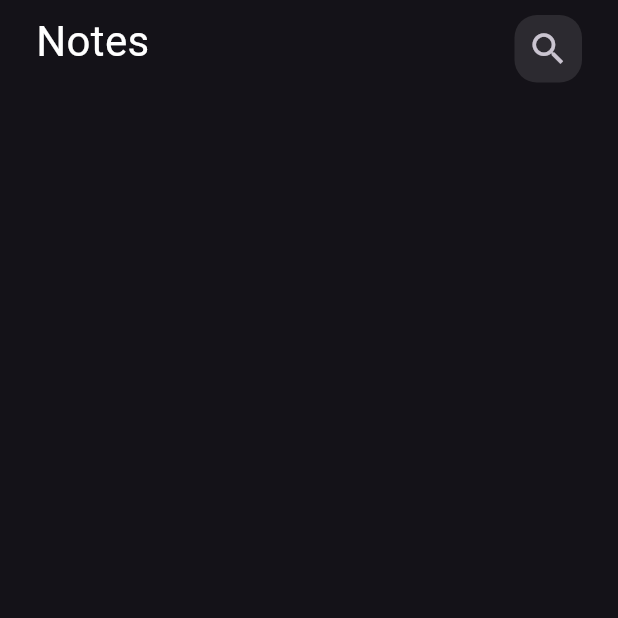
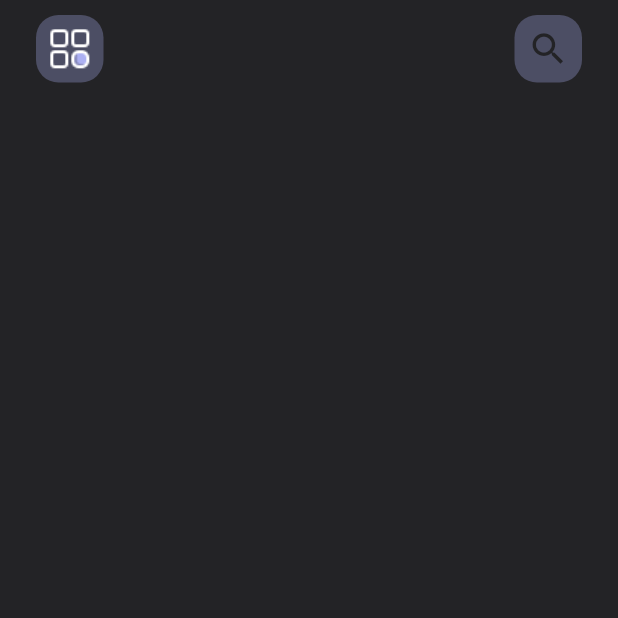
Before and after one commit to AbrarSaud/NotesApp, a Flutter app: the screen it shows after launch, on a phone screen of 412 x 824 dp, the top half of it. Run offline on Flutter 3.47's test engine with Material 3 defaults, Android fonts, the phone set to English and light mode, and no system bars.

Commit message:
Add some modifications 🗒️

```diff
--- /dev/null
+++ b/lib/constants/colors.dart
@@ -0,0 +1,7 @@
+import 'package:flutter/material.dart';
+
+const white = Color(0xFFFFFFFF);
+const blue = Color(0xFF232326);
+const backgroundColor = Color(0xFF232326);
+const black = Colors.black;
+const primary = Color(0xFFacb0f2);
--- a/lib/main.dart
+++ b/lib/main.dart
@@ -10,12 +10,9 @@ class MainApp extends StatelessWidget {
 
   @override
   Widget build(BuildContext context) {
-    return MaterialApp(
+    return const MaterialApp(
       debugShowCheckedModeBanner: false,
-      theme: ThemeData(
-        brightness: Brightness.dark,
-      ),
-      home: const NotesView(),
+      home: NotesView(),
     );
   }
 }
--- a/lib/views/notes_view.dart
+++ b/lib/views/notes_view.dart
@@ -1,4 +1,5 @@
 import 'package:flutter/material.dart';
+import 'package:notes_app/constants/colors.dart';
 import 'package:notes_app/views/widgets/notes_view_body.dart';
 
 class NotesView extends StatelessWidget {
@@ -6,6 +7,8 @@ class NotesView extends StatelessWidget {
 
   @override
   Widget build(BuildContext context) {
-    return const Scaffold(body: SafeArea(child: NotesViewBody()));
+    return const Scaffold(
+      backgroundColor: backgroundColor,
+      body: SafeArea(child: NotesViewBody()));
   }
 }
--- a/lib/views/widgets/custom_app_bar.dart
+++ b/lib/views/widgets/custom_app_bar.dart
@@ -1,4 +1,5 @@
 import 'package:flutter/material.dart';
+import 'package:notes_app/views/widgets/custom_logo.dart';
 import 'package:notes_app/views/widgets/custom_search_icon.dart';
 
 class CustomAppBarr extends StatelessWidget {
@@ -10,15 +11,7 @@ class CustomAppBarr extends StatelessWidget {
       padding: EdgeInsets.symmetric(horizontal: 24),
       child: Row(
         mainAxisAlignment: MainAxisAlignment.spaceBetween,
-        // crossAxisAlignment:CrossAxisAlignment.baseline ,
-        children: [
-          // nSpace50,
-          Text(
-            "Notes",
-            style: TextStyle(color: Colors.white, fontSize: 28),
-          ),
-          CustomSearchIcon()
-        ],
+        children: [CustomLogo(), CustomSearchIcon()],
       ),
     );
   }
--- /dev/null
+++ b/lib/views/widgets/custom_logo.dart
@@ -0,0 +1,26 @@
+import 'package:flutter/material.dart';
+import 'package:notes_app/constants/colors.dart';
+
+class CustomLogo extends StatelessWidget {
+  const CustomLogo({
+    super.key,
+  });
+
+  @override
+  Widget build(BuildContext context) {
+    return Container(
+      height: 45,
+      width: 45,
+      margin: const EdgeInsets.only(top: 10.0),
+      decoration: BoxDecoration(
+          color: primary.withOpacity(0.3),
+          borderRadius: BorderRadius.circular(15.0)),
+      child: Image.asset(
+        "assets/images/application.png",
+      ),
+    );
+  }
+}
+
+          // const CustomSearchIcon()
+//
--- a/lib/views/widgets/custom_search_icon.dart
+++ b/lib/views/widgets/custom_search_icon.dart
@@ -1,4 +1,5 @@
 import 'package:flutter/material.dart';
+import 'package:notes_app/constants/colors.dart';
 
 class CustomSearchIcon extends StatelessWidget {
   const CustomSearchIcon({
@@ -12,11 +13,15 @@ class CustomSearchIcon extends StatelessWidget {
         width: 45,
         margin: const EdgeInsets.only(top: 10.0),
         decoration: BoxDecoration(
-            color: Colors.white.withOpacity(0.1),
+            color: primary.withOpacity(0.3),
             borderRadius: BorderRadius.circular(15.0)),
         child: IconButton(
           onPressed: () {},
-          icon: const Icon(Icons.search, size: 28),
+          icon: const Icon(
+            Icons.search,
+            size: 28,
+            color: backgroundColor,
+          ),
         ));
   }
 }
--- a/lib/views/widgets/notes_view_body.dart
+++ b/lib/views/widgets/notes_view_body.dart
@@ -8,7 +8,7 @@ class NotesViewBody extends StatelessWidget {
 
   @override
   Widget build(BuildContext context) {
-    return Column(
+    return const Column(
       children: [
         CustomAppBarr()
       ],
```
Also changed, not shown: pubspec.yaml (+6 -2 lines), assets/images/application.png (added), assets/images/icon_app.png (added), assets/images/img_graphic1.png (added).
